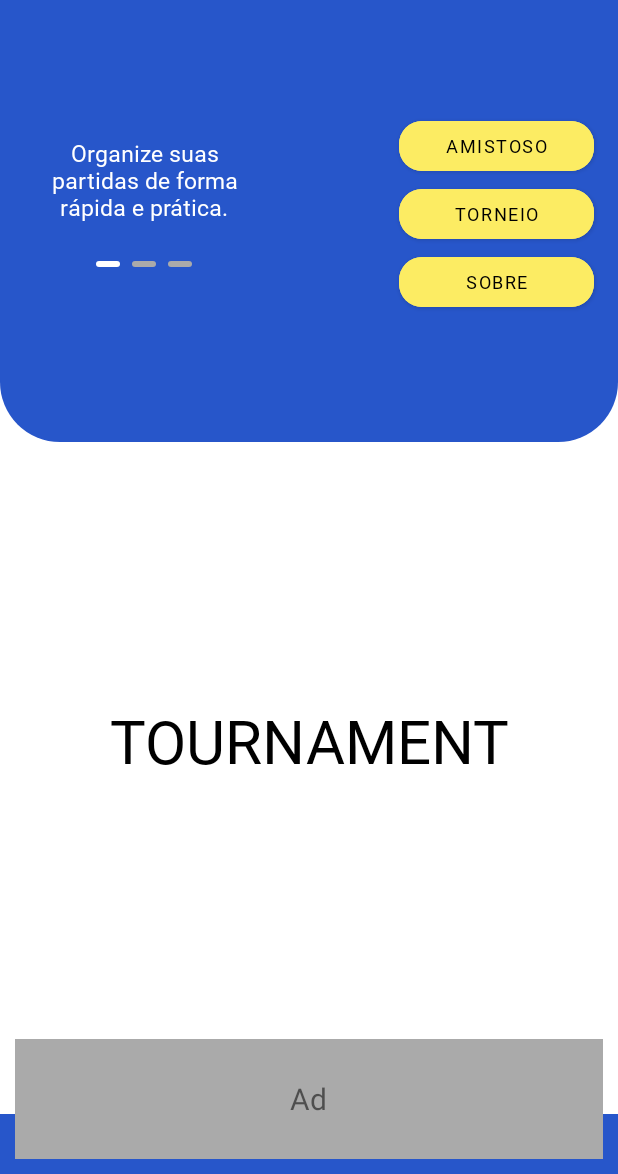
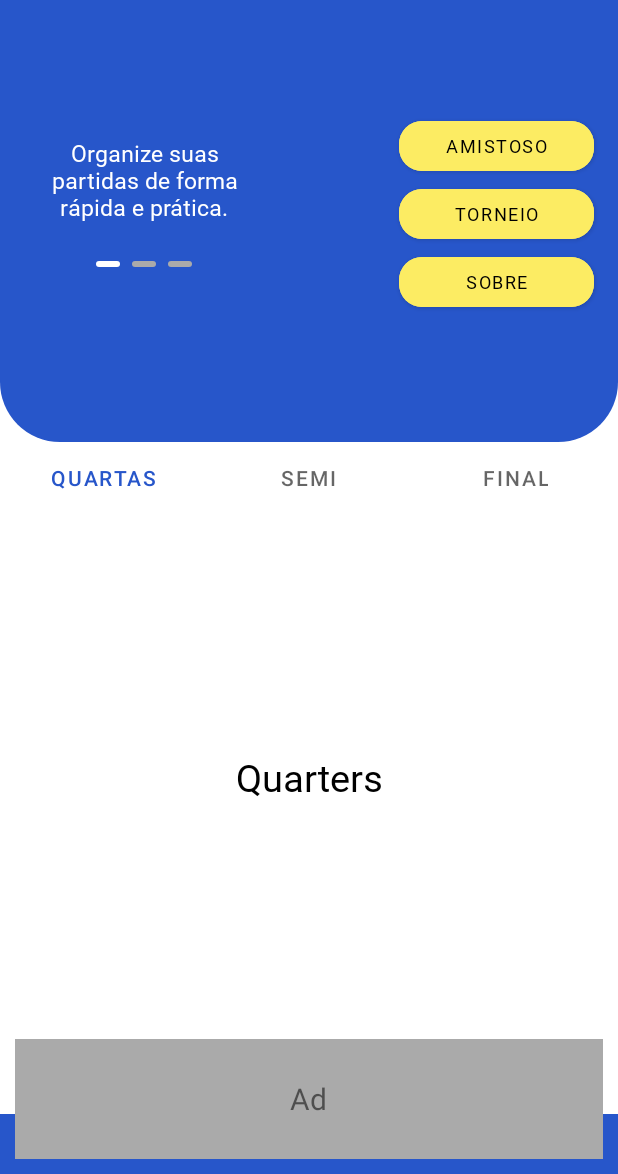
Before and after one commit to samirmaciel/FutStreet-app, an Android app: the TournamentFragment screen opened through its navigation route, on a phone screen of 412 x 824 dp, the part 62-1236 px from its top. Run offline under Robolectric (Android 15) with nearby library versions, the phone set to English and light mode, and no system bars.

Commit message:
tournamentPage with tab menu and viewPager created

```diff
--- a/app/src/main/java/com/samirmaciel/futstreet/modules/tournament/TournamentFragment.kt
+++ b/app/src/main/java/com/samirmaciel/futstreet/modules/tournament/TournamentFragment.kt
@@ -3,8 +3,10 @@ package com.samirmaciel.futstreet.modules.tournament
 import android.os.Bundle
 import android.view.View
 import androidx.fragment.app.Fragment
+import com.google.android.material.tabs.TabLayoutMediator
 import com.samirmaciel.futstreet.R
 import com.samirmaciel.futstreet.databinding.FragmentTournamentBinding
+import com.samirmaciel.futstreet.shared.adapter.TabPagerAdapter
 
 class TournamentFragment : Fragment(R.layout.fragment_tournament) {
 
@@ -14,6 +16,33 @@ class TournamentFragment : Fragment(R.layout.fragment_tournament) {
     override fun onViewCreated(view: View, savedInstanceState: Bundle?) {
         super.onViewCreated(view, savedInstanceState)
         _binding = FragmentTournamentBinding.bind(view)
+
+        initComponets()
+    }
+
+
+    private fun initComponets(){
+        val adapter = TabPagerAdapter(childFragmentManager, lifecycle)
+        binding.tournamenteViewPager.adapter = adapter
+        binding.tournamentTab.tabSelectedIndicator.alpha = 0
+
+        TabLayoutMediator(binding.tournamentTab, binding.tournamenteViewPager){ tab,position ->
+
+            when(position){
+
+                0 -> {
+                    tab.text = "Quartas"
+                }
+
+                1 -> {
+                    tab.text = "Semi"
+                }
+
+                2 -> {
+                    tab.text = "Final"
+                }
+            }
+        }.attach()
     }
 
     override fun onDestroy() {
--- /dev/null
+++ b/app/src/main/java/com/samirmaciel/futstreet/modules/tournament/stages/QuartersTournamentFragment.kt
@@ -0,0 +1,25 @@
+package com.samirmaciel.futstreet.modules.tournament.stages
+
+import android.os.Bundle
+import android.view.View
+import androidx.fragment.app.Fragment
+import com.samirmaciel.futstreet.R
+import com.samirmaciel.futstreet.databinding.FragmentTournamentQuartersBinding
+
+class QuartersTournamentFragment : Fragment(R.layout.fragment_tournament_quarters) {
+
+    private var _binding : FragmentTournamentQuartersBinding? = null
+    private val binding : FragmentTournamentQuartersBinding get() = _binding!!
+
+
+    override fun onViewCreated(view: View, savedInstanceState: Bundle?) {
+        super.onViewCreated(view, savedInstanceState)
+        _binding = FragmentTournamentQuartersBinding.bind(view)
+    }
+
+
+    override fun onDestroy() {
+        super.onDestroy()
+        _binding = null
+    }
+}
--- /dev/null
+++ b/app/src/main/java/com/samirmaciel/futstreet/shared/adapter/TabPagerAdapter.kt
@@ -0,0 +1,43 @@
+package com.samirmaciel.futstreet.shared.adapter
+
+import androidx.fragment.app.Fragment
+import androidx.fragment.app.FragmentManager
+import androidx.fragment.app.FragmentPagerAdapter
+import androidx.lifecycle.Lifecycle
+import androidx.viewpager2.adapter.FragmentStateAdapter
+import com.samirmaciel.futstreet.modules.tournament.stages.FinalTournamentFragment
+import com.samirmaciel.futstreet.modules.tournament.stages.QuartersTournamentFragment
+import com.samirmaciel.futstreet.modules.tournament.stages.SemiTournamentFragment
+
+
+class TabPagerAdapter(private val fm : FragmentManager, private val lifecycle: Lifecycle) : FragmentStateAdapter(fm, lifecycle){
+
+
+    override fun getItemCount(): Int {
+        return 3
+    }
+
+    override fun createFragment(position: Int): Fragment {
+        return when(position){
+
+            0 -> {
+                QuartersTournamentFragment()
+            }
+
+            1 -> {
+                SemiTournamentFragment()
+            }
+
+            2 -> {
+
+                FinalTournamentFragment()
+            }
+
+            else -> {
+                Fragment()
+            }
+        }
+    }
+
+
+}
--- a/app/src/main/res/layout/fragment_tournament.xml
+++ b/app/src/main/res/layout/fragment_tournament.xml
@@ -6,16 +6,22 @@
     xmlns:app="http://schemas.android.com/apk/res-auto"
     tools:context=".modules.tournament.TournamentFragment">
 
-    <TextView
-        android:layout_width="wrap_content"
-        android:layout_height="wrap_content"
-        android:text="TOURNAMENT"
-        android:textColor="@color/black"
-        android:fontFamily="@font/baloo2semibold"
+    <com.google.android.material.tabs.TabLayout
+        android:id="@+id/tournamentTab"
+        style="@style/tournament_tab_style"
+        app:layout_constraintStart_toStartOf="parent"
         app:layout_constraintTop_toTopOf="parent"
+        app:layout_constraintEnd_toEndOf="parent"
+        android:layout_width="match_parent"
+        android:layout_height="wrap_content"/>
+
+    <androidx.viewpager2.widget.ViewPager2
+        android:id="@+id/tournamenteViewPager"
+        android:layout_width="match_parent"
+        android:layout_height="0dp"
+        app:layout_constraintTop_toBottomOf="@id/tournamentTab"
         app:layout_constraintBottom_toBottomOf="parent"
-        app:layout_constraintStart_toStartOf="parent"
         app:layout_constraintEnd_toEndOf="parent"
-        android:textSize="40sp"/>
+        app:layout_constraintStart_toStartOf="parent" />
 
 </androidx.constraintlayout.widget.ConstraintLayout>
--- /dev/null
+++ b/app/src/main/res/layout/fragment_tournament_quarters.xml
@@ -0,0 +1,21 @@
+<?xml version="1.0" encoding="utf-8"?>
+<androidx.constraintlayout.widget.ConstraintLayout xmlns:android="http://schemas.android.com/apk/res/android"
+    android:layout_width="match_parent"
+    android:layout_height="match_parent"
+    xmlns:tools="http://schemas.android.com/tools"
+    tools:context=".modules.tournament.stages.QuartersTournamentFragment"
+    xmlns:app="http://schemas.android.com/apk/res-auto">
+
+    <TextView
+        android:layout_width="wrap_content"
+        android:layout_height="wrap_content"
+        android:text="Quarters"
+        android:fontFamily="@font/baloo2semibold"
+        android:textSize="25sp"
+        app:layout_constraintTop_toTopOf="parent"
+        app:layout_constraintStart_toStartOf="parent"
+        app:layout_constraintBottom_toBottomOf="parent"
+        app:layout_constraintEnd_toEndOf="parent"
+        android:textColor="@color/black"/>
+
+</androidx.constraintlayout.widget.ConstraintLayout>
--- a/app/src/main/res/values/style.xml
+++ b/app/src/main/res/values/style.xml
@@ -63,4 +63,11 @@
     </style>
 
 
+    <style name="tournament_tab_style" parent="TextAppearance.Design.Tab">
+        <item name="android:textSize">12sp</item>
+        <item name="android:textAllCaps">true</item>
+        <item name="android:fontFamily">@font/baloo2regular</item>
+    </style>
+
+
 </resources>
```
Also changed, not shown: app/src/main/java/com/samirmaciel/futstreet/modules/tournament/stages/FinalTournamentFragment.kt (added, +23 -0 lines), app/src/main/java/com/samirmaciel/futstreet/modules/tournament/stages/SemiTournamentFragment.kt (added, +24 -0 lines), app/src/main/res/layout/fragment_tournament_final.xml (added, +23 -0 lines), app/src/main/res/layout/fragment_tournament_semi.xml (added, +22 -0 lines).
